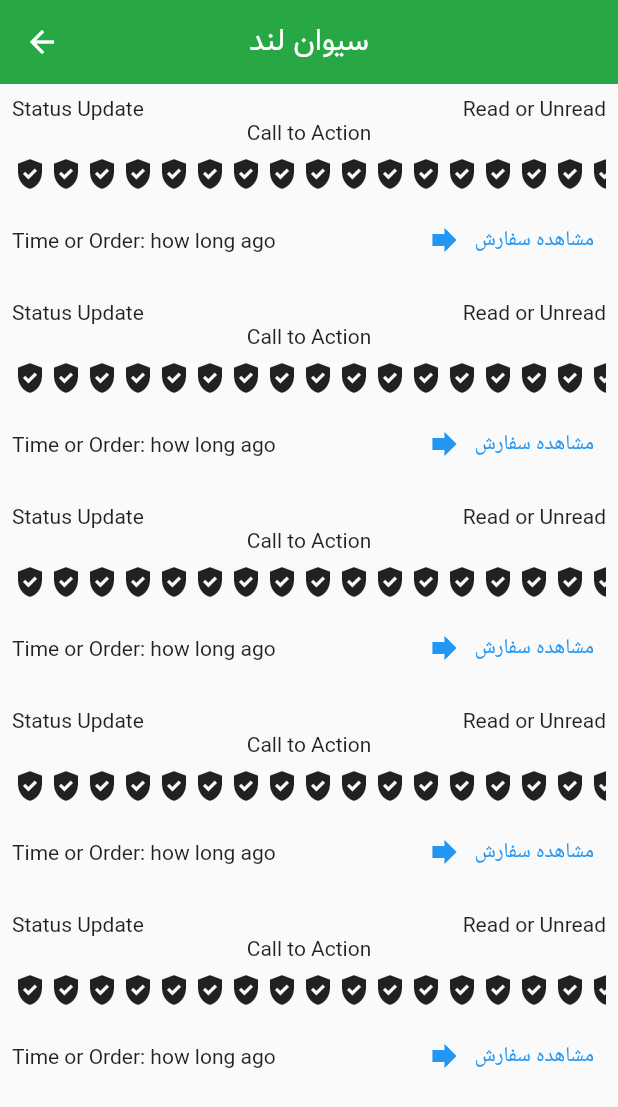
After one commit to shaghasemi/flutter_sl_001, a Flutter app: the MessageListScreen screen opened directly, on a phone screen of 412 x 824 dp. The commit adds this screen. Shown: the top 1107 px of the screen. Run offline on Flutter 3.47's test engine with Material 2 defaults, Android fonts, the phone set to English and light mode, and no system bars; our stand-ins replace fluttertoast, shared_preferences; accounts and stored records are empty; network calls fail; statements that could not run were skipped.

Commit message:
messages in panel complete

```diff
--- /dev/null
+++ b/lib/screen/panel/message_list_screen.dart
@@ -0,0 +1,39 @@
+import 'package:flutter/material.dart';
+import 'package:flutter_sl_001/screen/panel/message_widget.dart';
+
+class MessageListScreen extends StatefulWidget {
+  const MessageListScreen({Key? key}) : super(key: key);
+
+  @override
+  _MessageListScreenState createState() => _MessageListScreenState();
+}
+
+class _MessageListScreenState extends State<MessageListScreen> {
+  @override
+  Widget build(BuildContext context) {
+    return Scaffold(
+      body: NestedScrollView(
+        headerSliverBuilder: (context, innerBoxIsScroller) => [
+          const SliverAppBar(
+            title: Text(
+              "سیوان لند",
+              style: TextStyle(fontFamily: 'Vazir'),
+            ),
+            backgroundColor: Color(0xff28a745),
+            snap: true,
+            centerTitle: true,
+            floating: true,
+          ),
+        ],
+        body: ListView.builder(
+          itemCount: 5,
+          itemBuilder: (context, index) {
+            return MessageWidget(
+                // Here we pass the basic information of messages
+                );
+          },
+        ),
+      ),
+    );
+  }
+}
--- /dev/null
+++ b/lib/screen/panel/message_single_screen.dart
@@ -0,0 +1,2 @@
+// Various for different messages
+//TODo
--- /dev/null
+++ b/lib/screen/panel/message_widget.dart
@@ -0,0 +1,38 @@
+import 'package:flutter/material.dart';
+import '/screen/panel/product/product_horizontoal_scroller_minimal.dart';
+
+class MessageWidget extends StatelessWidget {
+  const MessageWidget({Key? key}) : super(key: key);
+
+  @override
+  Widget build(BuildContext context) {
+    // Maybe will need cardview
+    return Padding(
+      padding: const EdgeInsets.all(8),
+      child: Column(
+        children: [
+          Row(
+            mainAxisAlignment: MainAxisAlignment.spaceBetween,
+            children: const [
+              Text("Status Update"),
+              Text('Read or Unread'), // Could be a dot (like digikala)
+            ],
+          ),
+          const Text('Call to Action'),
+          const ProductHorizontalScrollerMinimal(),
+          Row(
+            mainAxisAlignment: MainAxisAlignment.spaceBetween,
+            children: [
+              const Text('Time or Order: how long ago'),
+              TextButton.icon(
+                onPressed: () {},
+                icon: const Icon(Icons.forward),
+                label: const Text("مشاهده سفارش"),
+              )
+            ],
+          ),
+        ],
+      ),
+    );
+  }
+}
--- /dev/null
+++ b/lib/screen/panel/product/product_horizontoal_scroller_minimal.dart
@@ -0,0 +1,22 @@
+import 'package:flutter/material.dart';
+
+class ProductHorizontalScrollerMinimal extends StatelessWidget {
+  const ProductHorizontalScrollerMinimal({Key? key}) : super(key: key);
+
+  @override
+  Widget build(BuildContext context) {
+    return Padding(
+      padding: const EdgeInsets.symmetric(vertical: 8),
+      child: SizedBox(
+        height: 24,
+        child: ListView.builder(
+          scrollDirection: Axis.horizontal,
+          itemCount: 35,
+          itemBuilder: (context, index) {
+            return Icon(Icons.gpp_good); //  This is supposed to return an image of the product
+          },
+        ),
+      ),
+    );
+  }
+}
--- a/lib/screen/panel/widget/order_by_status_widget.dart
+++ b/lib/screen/panel/widget/order_by_status_widget.dart
@@ -9,7 +9,7 @@ class OrderByStatusWidget extends StatelessWidget {
   Widget build(BuildContext context) {
     return Column(
       children: [
-        const Text("My Orders"),
+        const Text("سفارشات من"),
         SingleChildScrollView(
           scrollDirection: Axis.horizontal,
           reverse: true,
--- a/lib/screen/panel/widget/user_info_main_widget.dart
+++ b/lib/screen/panel/widget/user_info_main_widget.dart
@@ -4,7 +4,7 @@ class UserInfoMainWidget extends StatelessWidget {
   final String userName;
   final String userPhone;
 
-  const UserInfoMainWidget({
+  UserInfoMainWidget({
     Key? key,
     required this.userName,
     required this.userPhone,
```
Also changed, not shown: lib/screen/panel/profile_screen_content.dart (+20 -21 lines).
